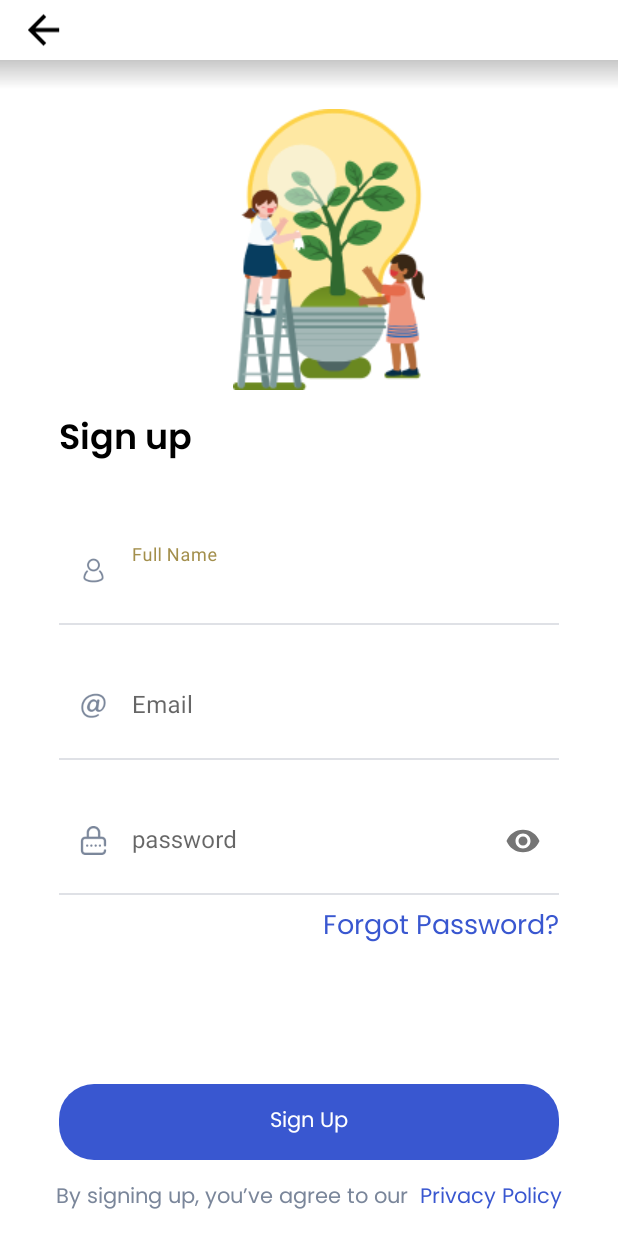
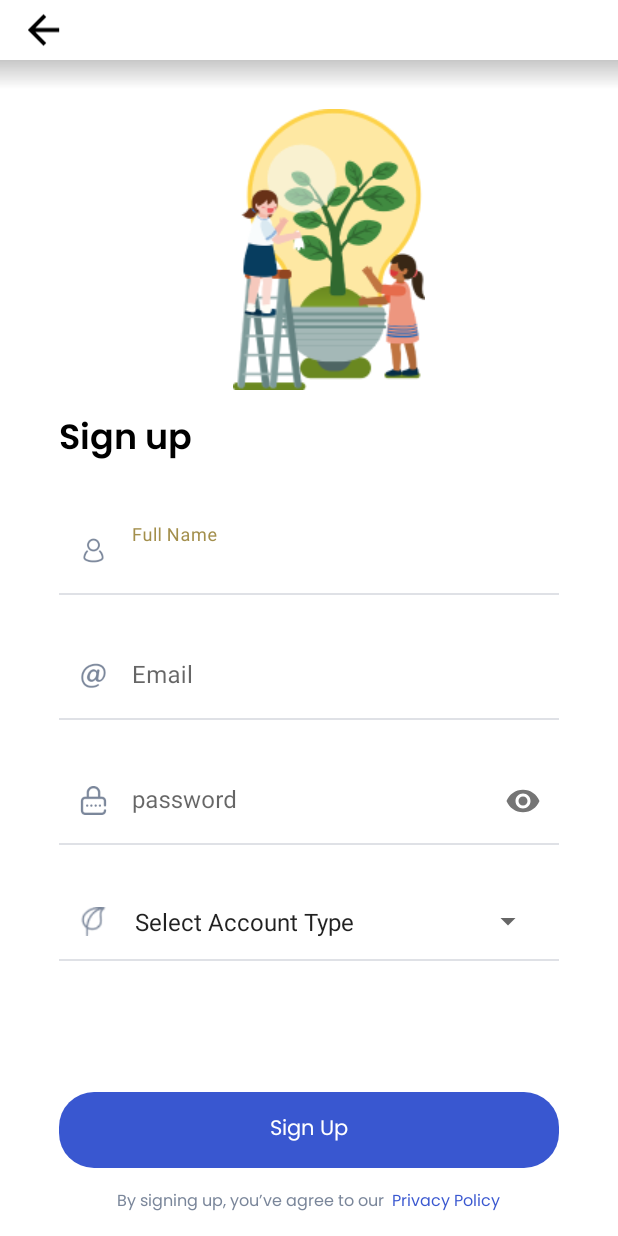
Before and after one commit to hamza-mughal5593/GreenPay, an Android app: the SignupActivity screen opened directly, with no data from a screen before it, on a phone screen of 412 x 824 dp. Run offline under Robolectric (Android 15) with nearby library versions, the light colour scheme and no system bars; our stand-ins replace sdp/ssp sizes.

Commit message:
22-06-22

```diff
--- a/app/src/main/java/com/machineries_pk/mrk/activities/NewCode/SignupActivity.kt
+++ b/app/src/main/java/com/machineries_pk/mrk/activities/NewCode/SignupActivity.kt
@@ -1,17 +1,63 @@
 package com.machineries_pk.mrk.activities.NewCode
 
+import android.content.Intent
 import androidx.appcompat.app.AppCompatActivity
 import android.os.Bundle
+import android.view.View
+import android.widget.AdapterView
+import android.widget.ArrayAdapter
+import android.widget.Toast
 import com.machineries_pk.mrk.databinding.ActivitySignupBinding
 
-class SignupActivity : AppCompatActivity() {
+class SignupActivity : AppCompatActivity(), AdapterView.OnItemSelectedListener {
     lateinit var binding: ActivitySignupBinding
+
+    var courses = arrayOf<String?>("Select Account Type", "Account Type 1",
+        "Account Type 2", "Account Type 3",
+        "Account Type 4", "Account Type 5")
+
     override fun onCreate(savedInstanceState: Bundle?) {
         super.onCreate(savedInstanceState)
         binding= ActivitySignupBinding.inflate(layoutInflater)
         setContentView(binding.root)
 
-        binding.signupBtn.setOnClickListener {  }
+        binding.signupBtn.setOnClickListener {
+            val intent = Intent(this, LoginActivity::class.java)
+            startActivity(intent)
+            finish()
+        }
+
+
+
+        binding.accountype.onItemSelectedListener = this
+
+        // Create the instance of ArrayAdapter
+        // having the list of courses
+        val ad: ArrayAdapter<*> = ArrayAdapter<Any?>(
+            this,
+            android.R.layout.simple_spinner_item,
+            courses)
+
+        // set simple layout resource file
+        // for each item of spinner
+        ad.setDropDownViewResource(
+            android.R.layout.simple_spinner_dropdown_item)
+
+        // Set the ArrayAdapter (ad) data on the
+        // Spinner which binds data to spinner
+        binding.accountype.adapter = ad
 
     }
+    override fun onItemSelected(parent: AdapterView<*>?,
+                                view: View, position: Int,
+                                id: Long) {
+        // make toastof name of course
+        // which is selected in spinner
+        Toast.makeText(applicationContext,
+            courses[position],
+            Toast.LENGTH_LONG)
+            .show()
+    }
+
+    override fun onNothingSelected(parent: AdapterView<*>?) {}
 }
--- a/app/src/main/res/drawable/custom_thumb.xml
+++ b/app/src/main/res/drawable/custom_thumb.xml
@@ -2,8 +2,8 @@
 <layer-list xmlns:android="http://schemas.android.com/apk/res/android">
     <item>
         <shape android:shape="oval">
-            <solid android:color="@color/white"/>
-            <stroke android:color="#33745e" android:width="@dimen/_1sdp"/>
+            <solid android:color="@color/bluecolor"/>
+<!--            <stroke android:color="@color/bluecolor" android:width="@dimen/_1sdp"/>-->
             <size
                 android:width="25dp"
                 android:height="25dp"/>
--- /dev/null
+++ b/app/src/main/res/drawable/show_password_selector.xml
@@ -0,0 +1,5 @@
+<?xml version="1.0" encoding="utf-8"?>
+<selector xmlns:android="http://schemas.android.com/apk/res/android">
+    <item android:drawable="@drawable/eyehiddn" android:state_checked="true"/>
+    <item android:drawable="@drawable/eyehiddn"/>
+</selector>
--- a/app/src/main/res/layout/activity_login.xml
+++ b/app/src/main/res/layout/activity_login.xml
@@ -97,7 +97,6 @@
                 <!--                    android:background="@android:color/transparent"/>-->
             </LinearLayout>
             <View
-                android:layout_marginTop="@dimen/_5sdp"
                 android:layout_width="match_parent"
                 android:layout_height="1dp"
                 android:background="@color/bordercolor"/>
@@ -124,6 +123,8 @@
                     android:layout_height="wrap_content"
                     app:boxStrokeWidth="0dp"
                     app:boxStrokeWidthFocused="0dp"
+                    app:passwordToggleDrawable="@drawable/show_password_selector"
+
                     app:passwordToggleEnabled="true">
 
                     <com.google.android.material.textfield.TextInputEditText
@@ -138,7 +139,6 @@ android:textColor="@color/black"
 
             </LinearLayout>
             <View
-                android:layout_marginTop="@dimen/_5sdp"
                 android:layout_width="match_parent"
                 android:layout_height="1dp"
                 android:background="@color/bordercolor"/>
@@ -150,9 +150,9 @@ android:textColor="@color/black"
             android:text="Forgot Password?"
             android:textColor="@color/bluecolor"
             android:fontFamily="@font/font_reg"
-            android:textSize="@dimen/_14sdp"
+            android:textSize="@dimen/_12sdp"
             android:layout_gravity="end"
-            android:layout_marginTop="@dimen/_5sdp"/>
+            android:layout_marginTop="@dimen/_10sdp"/>
 
     </LinearLayout>
 </LinearLayout>
@@ -169,6 +169,7 @@ android:id="@+id/login_btn"
         android:layout_width="match_parent"
         android:layout_height="wrap_content"
         android:background="@drawable/btn_bg"
+        android:textSize="@dimen/_11sdp"
         android:fontFamily="@font/font_reg"
         android:gravity="center"
         android:paddingTop="@dimen/_10sdp"
@@ -184,7 +185,7 @@ android:id="@+id/login_btn"
         <TextView
             android:layout_width="wrap_content"
             android:layout_height="wrap_content"
-
+android:textSize="@dimen/_9sdp"
             android:fontFamily="@font/font_reg"
             android:gravity="center"
             android:paddingTop="@dimen/_10sdp"
@@ -196,7 +197,7 @@ android:id="@+id/login_btn"
             android:id="@+id/signup"
             android:layout_width="wrap_content"
             android:layout_height="wrap_content"
-
+            android:textSize="@dimen/_9sdp"
             android:fontFamily="@font/font_reg"
             android:gravity="center"
             android:paddingTop="@dimen/_10sdp"
--- a/app/src/main/res/layout/activity_login_main.xml
+++ b/app/src/main/res/layout/activity_login_main.xml
@@ -48,6 +48,7 @@
                     android:background="@drawable/btn_bg_green"
                     android:fontFamily="@font/font_reg"
                     android:gravity="center"
+                    android:textSize="@dimen/_11sdp"
                     android:paddingTop="@dimen/_10sdp"
                     android:paddingBottom="@dimen/_10sdp"
                     android:text="Register"
@@ -60,6 +61,7 @@
                     android:background="@drawable/btn_bg"
                     android:fontFamily="@font/font_reg"
                     android:gravity="center"
+                    android:textSize="@dimen/_11sdp"
                     android:paddingTop="@dimen/_10sdp"
                     android:paddingBottom="@dimen/_10sdp"
                     android:text="Login"
--- a/app/src/main/res/layout/activity_signup.xml
+++ b/app/src/main/res/layout/activity_signup.xml
@@ -59,7 +59,7 @@
             <LinearLayout
                 android:layout_width="match_parent"
                 android:layout_height="wrap_content"
-                android:layout_marginTop="@dimen/_30sdp"
+                android:layout_marginTop="@dimen/_20sdp"
                 android:orientation="vertical">
 
                 <LinearLayout
@@ -105,7 +105,6 @@
                 <View
                     android:layout_width="match_parent"
                     android:layout_height="1dp"
-                    android:layout_marginTop="@dimen/_5sdp"
                     android:background="@color/bordercolor" />
             </LinearLayout>
             <LinearLayout
@@ -157,7 +156,6 @@
                 <View
                     android:layout_width="match_parent"
                     android:layout_height="1dp"
-                    android:layout_marginTop="@dimen/_5sdp"
                     android:background="@color/bordercolor" />
             </LinearLayout>
 
@@ -202,19 +200,43 @@
                 <View
                     android:layout_width="match_parent"
                     android:layout_height="1dp"
-                    android:layout_marginTop="@dimen/_5sdp"
                     android:background="@color/bordercolor" />
             </LinearLayout>
 
-            <TextView
-                android:layout_width="wrap_content"
+            <LinearLayout
+                android:layout_width="match_parent"
                 android:layout_height="wrap_content"
-                android:layout_gravity="end"
-                android:layout_marginTop="@dimen/_5sdp"
-                android:fontFamily="@font/font_reg"
-                android:text="Forgot Password?"
-                android:textColor="@color/bluecolor"
-                android:textSize="@dimen/_14sdp" />
+                android:layout_marginTop="@dimen/_20sdp"
+                android:orientation="vertical">
+
+                <LinearLayout
+                    android:layout_width="match_parent"
+                    android:layout_height="wrap_content"
+                    android:layout_marginStart="@dimen/_10sdp"
+                    android:gravity="center"
+                    android:orientation="horizontal">
+
+                    <ImageView
+                        android:layout_width="@dimen/_15sdp"
+                        android:layout_height="@dimen/_15sdp"
+                        android:src="@drawable/accounttype" />
+
+                    <Spinner
+
+                        android:id="@+id/accountype"
+                        android:layout_height="50dp"
+                        android:layout_width="match_parent"
+                        android:layout_marginEnd="10dp"
+                        android:layout_marginStart="10dp"
+                        app:layout_constraintStart_toStartOf="parent"
+                        app:layout_constraintTop_toTopOf="parent"/>
+                </LinearLayout>
+
+                <View
+                    android:layout_width="match_parent"
+                    android:layout_height="1dp"
+                    android:background="@color/bordercolor" />
+            </LinearLayout>
 
         </LinearLayout>
     </LinearLayout>
@@ -246,7 +268,7 @@
             <TextView
                 android:layout_width="wrap_content"
                 android:layout_height="wrap_content"
-
+                android:textSize="@dimen/_8sdp"
                 android:fontFamily="@font/font_reg"
                 android:gravity="center"
                 android:paddingTop="@dimen/_10sdp"
@@ -258,7 +280,7 @@
                 android:id="@+id/signup"
                 android:layout_width="wrap_content"
                 android:layout_height="wrap_content"
-
+                android:textSize="@dimen/_8sdp"
                 android:fontFamily="@font/font_reg"
                 android:gravity="center"
                 android:paddingTop="@dimen/_10sdp"
--- a/app/src/main/res/values/colors.xml
+++ b/app/src/main/res/values/colors.xml
@@ -9,7 +9,7 @@
     <color name="white">#FFFFFFFF</color>
     <color name="color_bg">#E5E5E5</color>
     <color name="green_color">#47b988</color>
-    <color name="dot_color">#33745e</color>
+    <color name="dot_color">#95989A</color>
     <color name="green">#47b988</color>
 
     <color name="light_green">#d9f5e8</color>
```
Also changed, not shown: app/src/main/java/com/machineries_pk/mrk/activities/MainActivity.kt (+7 -77 lines), app/src/main/res/drawable/accounttype.png (added), app/src/main/res/drawable/diet_icon.png, app/src/main/res/drawable/drive_icon.png, app/src/main/res/drawable/eyehiddn.png (added), app/src/main/res/drawable/fly_icon.png, app/src/main/res/drawable/house_icon.png, app/src/main/res/drawable/shop_icon.png.
